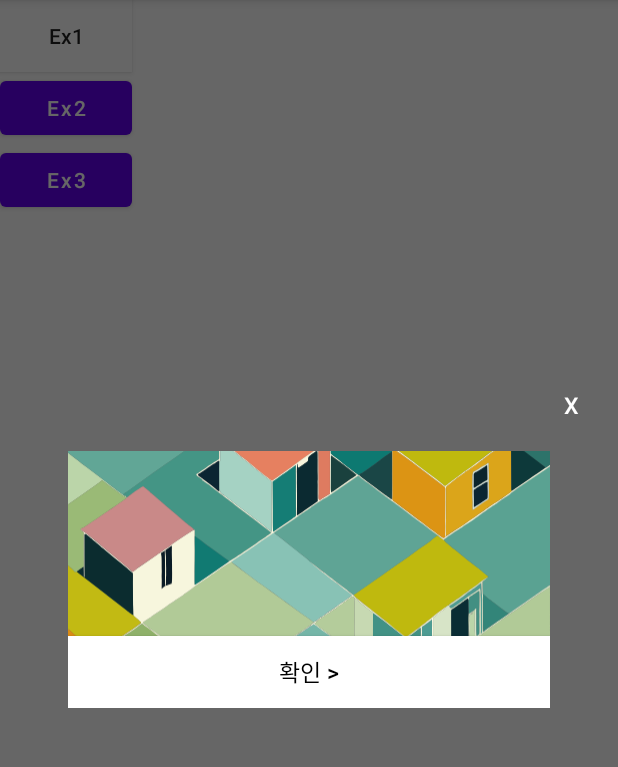
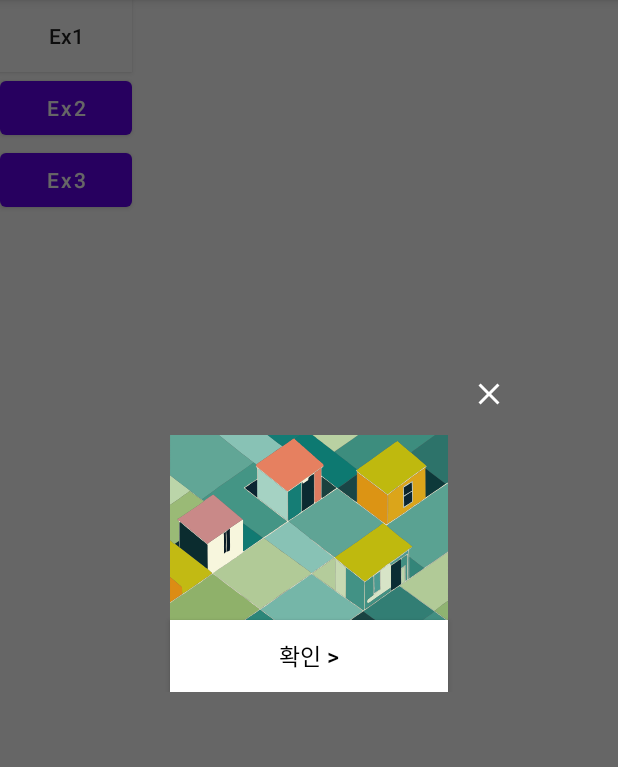
Before and after one commit to HYUNJUNEPARK/AlertDialogEx, an Android app: the screen it shows after launch (MainActivity), after a tap on "Ex1", on a phone screen of 412 x 824 dp, the part 84-851 px from its top. Run offline under Robolectric (Android 15) with nearby library versions, the phone set to English and light mode, and no system bars; our stand-ins replace data binding.

Commit message:
design: showAdOneBtnDialog

```diff
--- /dev/null
+++ b/app/src/main/res/drawable/ic_baseline_close_24.xml
@@ -0,0 +1,5 @@
+<vector android:height="24dp" android:tint="#FFFFFF"
+    android:viewportHeight="24" android:viewportWidth="24"
+    android:width="24dp" xmlns:android="http://schemas.android.com/apk/res/android">
+    <path android:fillColor="@android:color/white" android:pathData="M19,6.41L17.59,5 12,10.59 6.41,5 5,6.41 10.59,12 5,17.59 6.41,19 12,13.41 17.59,19 19,17.59 13.41,12z"/>
+</vector>
--- a/app/src/main/res/layout/dialog_ex_01.xml
+++ b/app/src/main/res/layout/dialog_ex_01.xml
@@ -1,51 +1,53 @@
 <?xml version="1.0" encoding="utf-8"?>
 <LinearLayout xmlns:android="http://schemas.android.com/apk/res/android"
+    xmlns:app="http://schemas.android.com/apk/res-auto"
     xmlns:tools="http://schemas.android.com/tools"
     android:layout_width="match_parent"
     android:layout_height="wrap_content"
-    android:backgroundTint="@color/black"
     android:orientation="vertical">
 
-    <Button
-        android:id="@+id/btn_close"
-        android:layout_width="wrap_content"
-        android:layout_height="wrap_content"
-        android:layout_gravity="right"
-        android:layout_margin="10dp"
-        android:background="@color/transparent"
-        android:minWidth="0dp"
-        android:minHeight="0dp"
-        android:text="X"
-        android:textSize="15dp"
-        tools:textColor="@color/black" />
-
-    <LinearLayout
-        android:layout_width="wrap_content"
+    <androidx.constraintlayout.widget.ConstraintLayout
+        android:layout_width="match_parent"
         android:layout_height="wrap_content"
         android:layout_marginStart="45dp"
         android:layout_marginEnd="45dp"
         android:orientation="vertical">
 
+        <androidx.appcompat.widget.AppCompatButton
+            android:id="@+id/btn_close"
+            android:layout_width="wrap_content"
+            android:layout_height="wrap_content"
+            android:layout_marginLeft="15dp"
+            android:background="@drawable/ic_baseline_close_24"
+            android:minWidth="0dp"
+            android:minHeight="0dp"
+            app:layout_constraintStart_toEndOf="@id/coverImage"
+            app:layout_constraintTop_toTopOf="parent"
+            tools:backgroundTint="@color/black" />
+
         <ImageView
             android:id="@+id/coverImage"
-            android:layout_width="match_parent"
+            android:layout_width="wrap_content"
             android:layout_height="wrap_content"
+            android:layout_marginTop="15dp"
             android:scaleType="centerCrop"
-            android:src="@drawable/ic_sample_img" />
-
-        <View
-            android:layout_width="match_parent"
-            android:layout_height="0dp" />
+            android:src="@drawable/ic_sample_img"
+            app:layout_constraintEnd_toEndOf="parent"
+            app:layout_constraintStart_toStartOf="parent"
+            app:layout_constraintTop_toBottomOf="@id/btn_close" />
 
         <androidx.appcompat.widget.AppCompatButton
             android:id="@+id/btn_confirm"
-            android:layout_width="match_parent"
+            android:layout_width="0dp"
             android:layout_height="wrap_content"
             android:background="@drawable/button_patter"
             android:textAllCaps="false"
             android:textColor="@color/black"
             android:textSize="15dp"
+            app:layout_constraintEnd_toEndOf="@id/coverImage"
+            app:layout_constraintStart_toStartOf="@id/coverImage"
+            app:layout_constraintTop_toBottomOf="@id/coverImage"
             tools:text="확인 >" />
-    </LinearLayout>
+    </androidx.constraintlayout.widget.ConstraintLayout>
 
 </LinearLayout>
```
